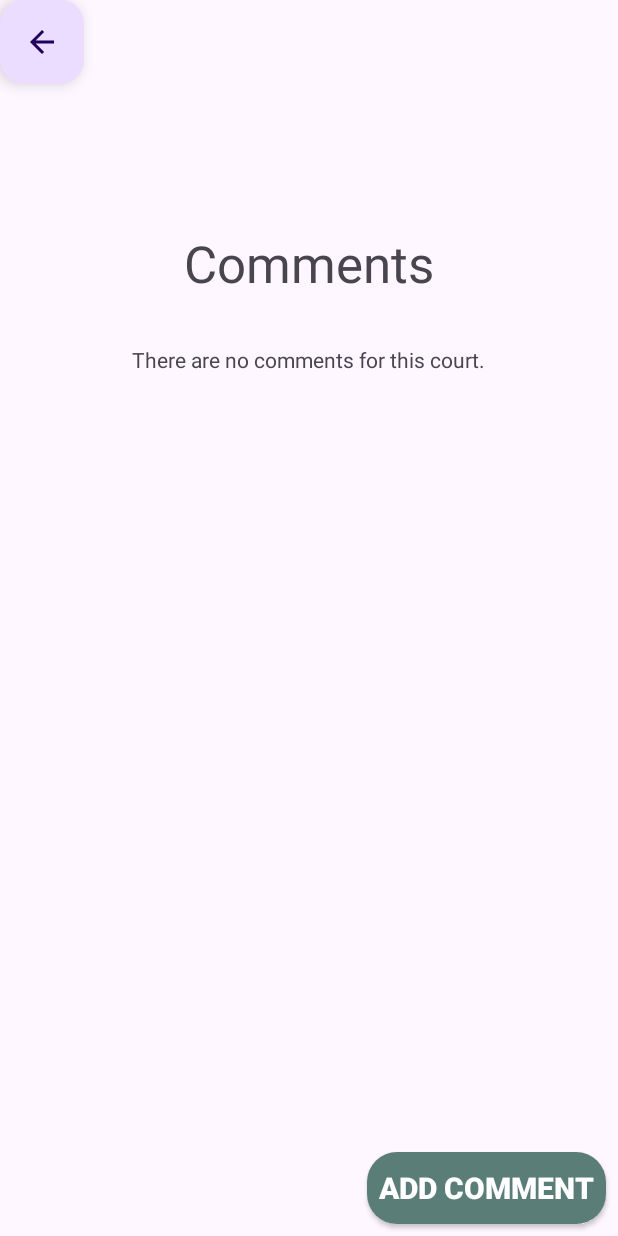
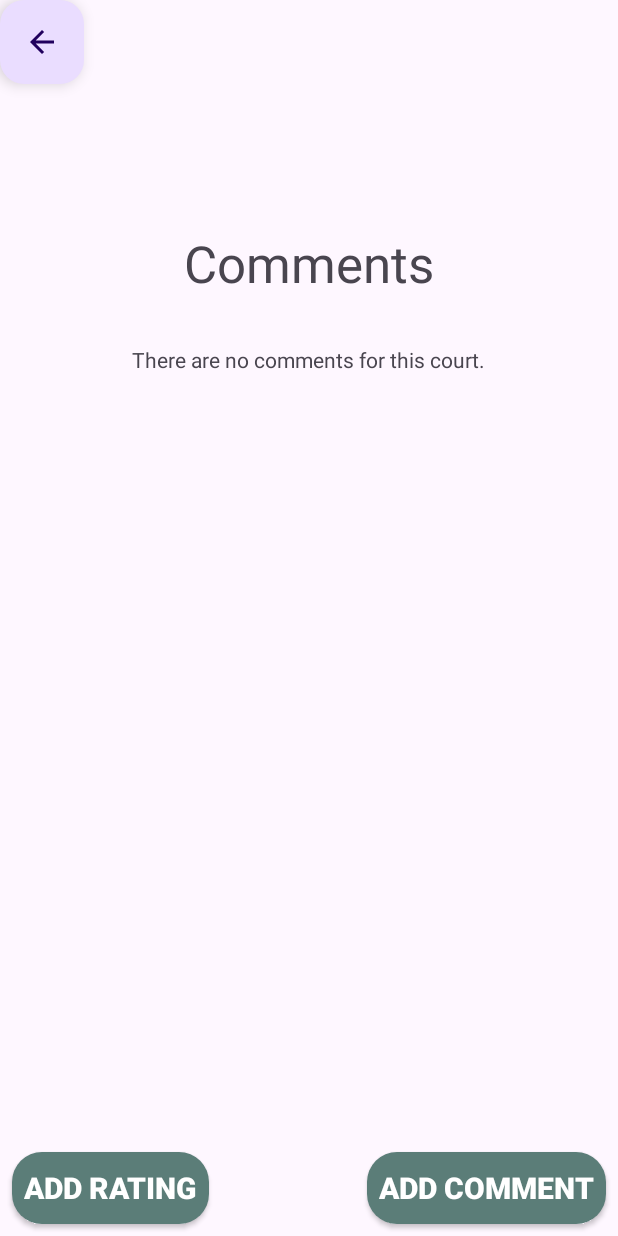
Before and after one commit to kusshsatija/Public-Tennis-Court-Availability-Tracker, an Android app: the ReadComments screen opened directly, with no data from a screen before it, on a phone screen of 412 x 824 dp. Run offline under Robolectric (Android 15) with nearby library versions, the phone set to English and light mode, and no system bars; our stand-ins replace Room's generated code.

Commit message:
Added ratings without comments

```diff
--- a/app/src/main/java/com/example/publictenniscourtavailabilitytracker/CommentDao.java
+++ b/app/src/main/java/com/example/publictenniscourtavailabilitytracker/CommentDao.java
@@ -4,6 +4,7 @@ import androidx.room.Dao;
 import androidx.room.Delete;
 import androidx.room.Insert;
 import androidx.room.Query;
+import androidx.room.Update;
 
 import java.util.List;
 
@@ -12,7 +13,7 @@ public interface CommentDao {
     @Query("SELECT * FROM comment")
     List<Comment> getAll();
 
-    @Query("SELECT * FROM comment WHERE id IN (:userIds)")
+    @Query("SELECT * FROM comment WHERE user_id IN (:userIds)")
     List<Comment> loadAllByIds(int[] userIds);
 
     @Query("SELECT * FROM comment WHERE author = :author")
@@ -21,12 +22,18 @@ public interface CommentDao {
     @Query("SELECT * FROM comment WHERE court_name LIKE :court")
     List<Comment> listByCourt(String court);
 
+    @Query(("SELECT * FROM comment WHERE court_name = :court AND user_id = :userId"))
+    Comment findByUserIdAndCourt(String userId, String court);
+
     @Insert
     void insertAll(Comment... comments);
 
     @Insert
     void insert(Comment comment);
 
+    @Update
+    void update(Comment comment);
+
     @Delete
     void delete(Comment comment);
 }
--- a/app/src/main/java/com/example/publictenniscourtavailabilitytracker/MainActivity.java
+++ b/app/src/main/java/com/example/publictenniscourtavailabilitytracker/MainActivity.java
@@ -27,6 +27,7 @@ import java.io.IOException;
 
 
 public class MainActivity extends AppCompatActivity {
+    public static String userId = "user";
 
     @Override
     protected void onCreate(Bundle savedInstanceState) {
--- a/app/src/main/java/com/example/publictenniscourtavailabilitytracker/Rating.java
+++ b/app/src/main/java/com/example/publictenniscourtavailabilitytracker/Rating.java
@@ -8,10 +8,9 @@ import androidx.room.TypeConverters;
 
 import java.util.Date;
 
-@Entity
+@Entity(primaryKeys = {"user_id","court_name"})
 public class Rating {
 
-    @PrimaryKey
     @NonNull
     @ColumnInfo(name="user_id")
     public String userId;
@@ -20,6 +19,7 @@ public class Rating {
     @ColumnInfo(name="date")
     @TypeConverters(DateConverter.class)
     public Date date;
+    @NonNull
     @ColumnInfo(name="court_name")
     public String court;
 
@@ -28,7 +28,7 @@ public class Rating {
         this(userId, rating, new Date(), court);
     }
 
-    private Rating(@NonNull String userId, float rating, Date date, String court) {
+    private Rating(@NonNull String userId, float rating, Date date, @NonNull String court) {
         this.userId = userId;
         this.rating = rating;
         this.date = date;
--- a/app/src/main/java/com/example/publictenniscourtavailabilitytracker/RatingDao.java
+++ b/app/src/main/java/com/example/publictenniscourtavailabilitytracker/RatingDao.java
@@ -4,6 +4,7 @@ import androidx.room.Dao;
 import androidx.room.Delete;
 import androidx.room.Insert;
 import androidx.room.Query;
+import androidx.room.Update;
 
 import java.util.List;
 
@@ -15,8 +16,14 @@ public interface RatingDao {
     @Query("SELECT * FROM rating WHERE user_id = :userId LIMIT 1")
     Rating findByUserId(String userId);
 
+    @Query("SELECT * FROM rating WHERE user_id = :userId AND court_name = :court")
+    Rating findByUserIdAndCourt(String userId, String court);
+
     @Insert
     void insert(Rating rating);
+
+    @Update
+    void update(Rating rating);
 
     @Delete
     void delete(Rating rating);
--- a/app/src/main/java/com/example/publictenniscourtavailabilitytracker/ReadComments.java
+++ b/app/src/main/java/com/example/publictenniscourtavailabilitytracker/ReadComments.java
@@ -5,6 +5,7 @@ import android.content.res.Resources;
 import android.os.Bundle;
 import android.util.AttributeSet;
 import android.view.View;
+import android.widget.Button;
 import android.widget.LinearLayout;
 import android.widget.RatingBar;
 import android.widget.Space;
@@ -54,6 +55,14 @@ public class ReadComments extends AppCompatActivity {
         TextView textView = findViewById(R.id.courtNameText);
         textView.setText(courtName);
         updateComments();
+
+        Button ratingButton = findViewById(R.id.addRatingButton);
+        ratingButton.setOnClickListener(new View.OnClickListener() {
+            @Override
+            public void onClick(View view) {
+
+            }
+        });
     }
 
     public void addCommentPage(View v){
@@ -64,90 +73,31 @@ public class ReadComments extends AppCompatActivity {
 
     public void updateComments(){
         AppDatabase db = Room.databaseBuilder(getApplicationContext(),
-                AppDatabase.class, "comments").allowMainThreadQueries().build();
+                AppDatabase.class, "database").allowMainThreadQueries().build();
         CommentDao commentDao = db.commentDao();
 
         List<Comment> commentList = commentDao.listByCourt(courtName);
+        TextView textView = findViewById(R.id.noCommentsText);
+
         if(commentList==null||commentList.isEmpty()){
-            TextView textView = findViewById(R.id.noCommentsText);
             textView.setText(R.string.no_comment);
         }else {
+            textView.setText("");
             RecyclerView recyclerView = findViewById(R.id.commentsView);
             recyclerView.setLayoutManager(new LinearLayoutManager(this));
             recyclerView.setAdapter(new CommentAdapter(commentList));
         }
 
+        RatingDao ratingDao = db.ratingDao();
+        Rating rating = ratingDao.findByUserIdAndCourt(MainActivity.userId, courtName);
+
+        if(rating!=null){
+            Button ratingButton = findViewById(R.id.addRatingButton);
+            ratingButton.setText("Edit Rating");
+        }
+
     }
 
-
-    /*
-    public void updateComments(){
-        AppDatabase db = Room.databaseBuilder(getApplicationContext(),
-                AppDatabase.class, "comments").allowMainThreadQueries().build();
-        CommentDao userDao = db.userDao();
-
-        LinearLayout linearLayout = findViewById(R.id.commentsHolder);
-        linearLayout.removeAllViewsInLayout();
-
-        try{
-            List<Comment> comments = userDao.listByCourt(courtName);
-            if(comments==null || comments.isEmpty()){
-                TextView text = new TextView(this);
-                text.setText(R.string.no_comment);
-
-
-                linearLayout.addView(text);
-            }else {
-                linearLayout.removeAllViewsInLayout();
-                for (Comment comment : comments) {
-                    TextView author = new TextView(this);
-                    author.setText(comment.author);
-                    Space space = new Space(this);
-                    space.setMinimumHeight(10);
-                    LinearLayout layout = new LinearLayout(this);
-                    layout.setOrientation(LinearLayout.HORIZONTAL);
-
-
-                    RatingBar ratingBar = new RatingBar(this);
-                    ratingBar.setRating(comment.rating);
-                    ratingBar.setIsIndicator(true);
-                    ratingBar.setScaleX((float) 0.3);
-                    ratingBar.setScaleY((float) 0.3);
-                    ratingBar.setNumStars(5);
-                    ratingBar.setProgressDrawable(@drawable/ratingbar_small_material);
-                    ratingBar.setIndeterminateDrawable(R.drawable.ratingbar_small_materials);
-                    layout.addView(ratingBar);
-
-
-                    TextView dateText = new TextView(this);
-                    dateText.setText(comment.date.toString());
-                    layout.addView(dateText);
-
-                    TextView commentText = new TextView(this);
-                    commentText.setText(comment.commentText);
-                    Space space2 = new Space(this);
-                    space2.setMinimumHeight(30);
-
-
-                    linearLayout.addView(author);
-                    linearLayout.addView(space);
-                    linearLayout.addView(layout);
-                    linearLayout.addView(commentText);
-                    linearLayout.addView(space2);
-                }
-            }
-
-        } catch (NoSuchElementException e){
-            TextView text = new TextView(this);
-            text.setText(R.string.no_comment);
-
-            linearLayout.addView(text);
-        }
-
-
-
-    }
-    */
 
     public void back(View v){
         finish();
--- a/app/src/main/res/layout/activity_read_comments.xml
+++ b/app/src/main/res/layout/activity_read_comments.xml
@@ -54,6 +54,20 @@
         app:layout_constraintStart_toStartOf="parent"
         app:layout_constraintTop_toBottomOf="@+id/courtCommentHeader" />
 
+
+    <androidx.appcompat.widget.AppCompatButton
+        android:id="@+id/addRatingButton"
+        android:layout_width="wrap_content"
+        android:layout_height="wrap_content"
+        android:layout_marginStart="32dp"
+        android:layout_marginBottom="32dp"
+        android:onClick="addCommentPage"
+        android:text="@string/add_rating"
+        app:layout_constraintBottom_toBottomOf="parent"
+        app:layout_constraintStart_toStartOf="parent"
+        style="@style/button"/>
+
+
     <androidx.appcompat.widget.AppCompatButton
         android:id="@+id/addCommentButton"
         android:layout_width="wrap_content"
--- a/app/src/main/res/values/strings.xml
+++ b/app/src/main/res/values/strings.xml
@@ -14,4 +14,5 @@
     <string name="scroll_view_for_comments">scroll view for comments</string>
     <string name="add_comment">Add Comment</string>
     <string name="comments">Comments</string>
+    <string name="add_rating">Add Rating</string>
 </resources>
```
Also changed, not shown: app/src/main/java/com/example/publictenniscourtavailabilitytracker/Comment.java (+10 -6 lines), app/src/main/java/com/example/publictenniscourtavailabilitytracker/CreateComment.java (+24 -4 lines).
